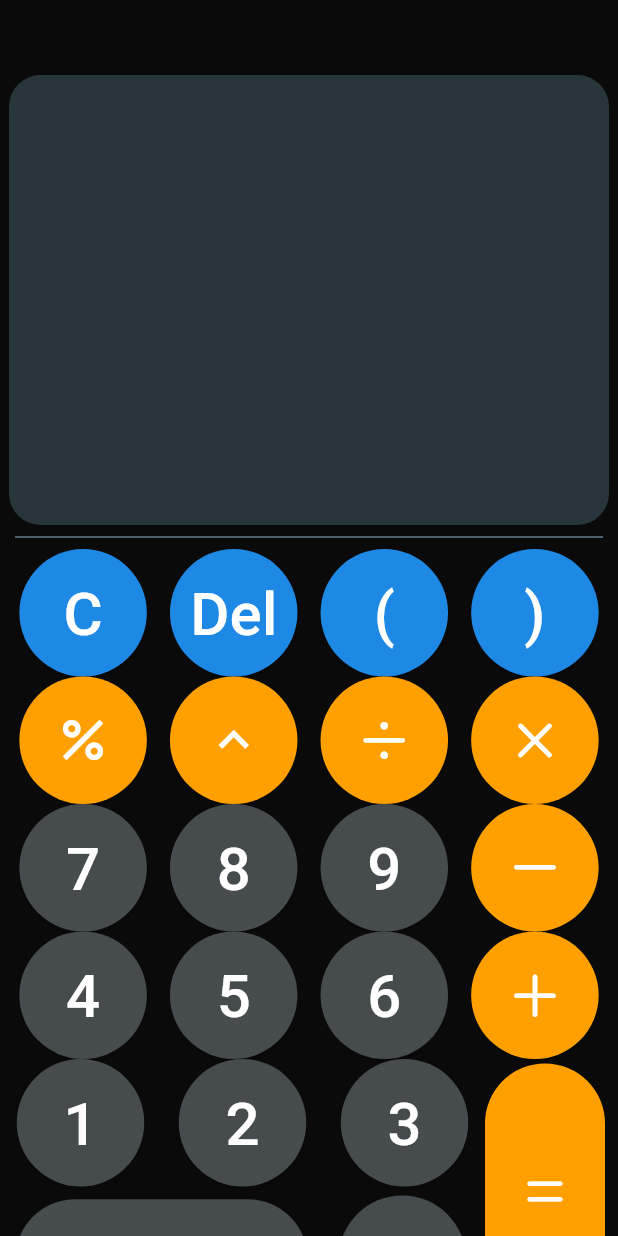
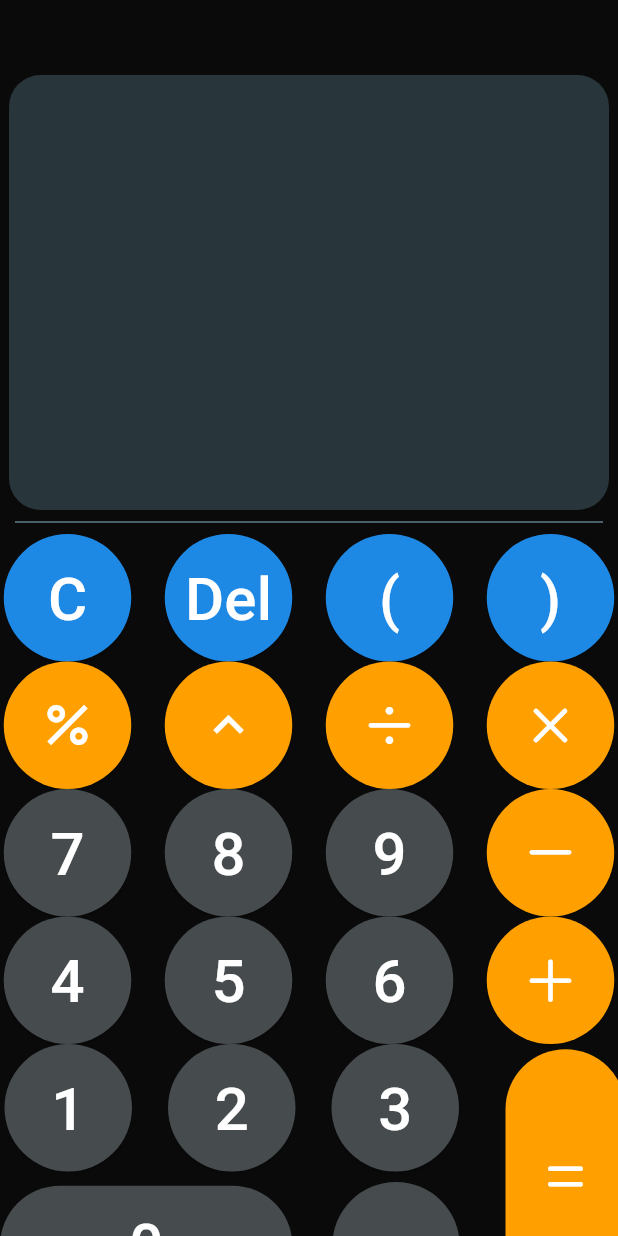
Before and after one commit to shaikhikram04/Calculator-Application, a Flutter app: the screen it shows after launch, on a phone screen of 412 x 824 dp. Run offline on Flutter 3.47's test engine with Material 3 defaults, Android fonts, the phone set to English and light mode, and no system bars; our stand-ins replace google_fonts.

Commit message:
fix some design and flattening the result Screen

```diff
--- a/lib/main.dart
+++ b/lib/main.dart
@@ -12,7 +12,10 @@ class Calculator extends StatelessWidget {
   Widget build(BuildContext context) {
     return const MaterialApp(
       debugShowCheckedModeBanner: false,
-      home: Scaffold(body: MainScreen()),
+      home: Scaffold(
+        backgroundColor: Color(0xF5000000),
+        body: MainScreen(),
+      ),
     );
   }
 }
--- a/lib/main_screen.dart
+++ b/lib/main_screen.dart
@@ -66,8 +66,9 @@ class _MainScreenState extends State<MainScreen> {
       });
     }
 
-    return Container(
-      color: const Color(0xF5000000),
+    return Center(
+      child: SizedBox(
+        width: 420,
         child: Column(
           mainAxisAlignment: MainAxisAlignment.spaceEvenly,
           children: [
@@ -79,7 +80,7 @@ class _MainScreenState extends State<MainScreen> {
               endIndent: 10,
             ),
             Row(
-            mainAxisAlignment: MainAxisAlignment.spaceEvenly,
+              mainAxisAlignment: MainAxisAlignment.spaceBetween,
               children: [
                 CircularButton(
                   text: 'C',
@@ -108,7 +109,7 @@ class _MainScreenState extends State<MainScreen> {
               ],
             ),
             Row(
-            mainAxisAlignment: MainAxisAlignment.spaceEvenly,
+              mainAxisAlignment: MainAxisAlignment.spaceBetween,
               children: [
                 CircularButton(
                   text: Icons.percent,
@@ -141,7 +142,7 @@ class _MainScreenState extends State<MainScreen> {
               ],
             ),
             Row(
-            mainAxisAlignment: MainAxisAlignment.spaceEvenly,
+              mainAxisAlignment: MainAxisAlignment.spaceBetween,
               children: [
                 CircularButton(
                   text: '7',
@@ -174,7 +175,7 @@ class _MainScreenState extends State<MainScreen> {
               ],
             ),
             Row(
-            mainAxisAlignment: MainAxisAlignment.spaceEvenly,
+              mainAxisAlignment: MainAxisAlignment.spaceBetween,
               children: [
                 CircularButton(
                   text: '4',
@@ -213,6 +214,7 @@ class _MainScreenState extends State<MainScreen> {
             const SizedBox(height: 10),
           ],
         ),
+      ),
     );
   }
 }
--- a/lib/widgets/bottom_buttons.dart
+++ b/lib/widgets/bottom_buttons.dart
@@ -12,7 +12,6 @@ class BottomButtons extends StatelessWidget {
   @override
   Widget build(BuildContext context) {
     return Row(
-      mainAxisAlignment: MainAxisAlignment.spaceEvenly,
       children: [
         Column(
           children: [
@@ -25,7 +24,7 @@ class BottomButtons extends StatelessWidget {
                     addElement('1');
                   },
                 ),
-                const SizedBox(width: 18),
+                const SizedBox(width: 19),
                 CircularButton(
                   text: '2',
                   btnColor: numberedBtnColor,
@@ -33,7 +32,7 @@ class BottomButtons extends StatelessWidget {
                     addElement('2');
                   },
                 ),
-                const SizedBox(width: 18),
+                const SizedBox(width: 19),
                 CircularButton(
                   text: '3',
                   btnColor: numberedBtnColor,
@@ -43,7 +42,7 @@ class BottomButtons extends StatelessWidget {
                 ),
               ],
             ),
-            const SizedBox(height: 6),
+            const SizedBox(height: 7),
             Row(
               children: [
                 StratchedButton(
@@ -54,7 +53,7 @@ class BottomButtons extends StatelessWidget {
                     addElement('0');
                   },
                 ),
-                const SizedBox(width: 18),
+                const SizedBox(width: 24),
                 CircularButton(
                   text: '.',
                   btnColor: numberedBtnColor,
@@ -66,6 +65,7 @@ class BottomButtons extends StatelessWidget {
             ),
           ],
         ),
+        const SizedBox(width: 28),
         StratchedButton(
           color: operatorBtnColor,
           text: CupertinoIcons.equal,
--- a/lib/widgets/result_screen.dart
+++ b/lib/widgets/result_screen.dart
@@ -1,6 +1,6 @@
 import 'package:calculator_application/custom_data_structure/result_data.dart';
+import 'package:calculator_application/widgets/result_text.dart';
 import 'package:flutter/material.dart';
-import 'package:google_fonts/google_fonts.dart';
 
 // ignore: must_be_immutable
 class ResultScreen extends StatelessWidget {
@@ -21,7 +21,7 @@ class ResultScreen extends StatelessWidget {
         borderRadius: BorderRadius.circular(21),
         color: const Color.fromARGB(255, 40, 53, 59),
       ),
-      height: 300,
+      height: 290,
       width: 400,
       child: Column(
         mainAxisAlignment: MainAxisAlignment.spaceBetween,
@@ -29,32 +29,18 @@ class ResultScreen extends StatelessWidget {
         children: [
           Row(
             children: [
-              Expanded(
-                child: Padding(
-                  padding: const EdgeInsets.all(8.0),
-                  child: Text(
-                    data.expression,
-                    style: GoogleFonts.lato(
-                        color: Colors.white,
-                        fontSize: 40,
-                        fontWeight: FontWeight.w300),
-                  ),
-                ),
-              ),
+              ResultText(
+                  text: data.expression, size: 40, weight: FontWeight.w300)
             ],
           ),
           Row(
             children: [
-              Expanded(
-                child: Padding(
-                  padding: const EdgeInsets.all(8.0),
-                  child: Text(
-                    compressedResult,
-                    style: GoogleFonts.lato(color: Colors.white, fontSize: 50),
-                    textAlign: TextAlign.right,
-                  ),
-                ),
-              ),
+              ResultText(
+                text: compressedResult,
+                size: 50,
+                weight: FontWeight.normal,
+                textAlign: TextAlign.right,
+              )
             ],
           )
         ],
--- /dev/null
+++ b/lib/widgets/result_text.dart
@@ -0,0 +1,36 @@
+import 'package:flutter/material.dart';
+import 'package:google_fonts/google_fonts.dart';
+
+// ignore: must_be_immutable
+class ResultText extends StatelessWidget {
+  ResultText({
+    super.key,
+    required this.text,
+    required this.size,
+    required this.weight,
+    this.textAlign,
+  });
+
+  final String text;
+  final double size;
+  final FontWeight weight;
+  TextAlign? textAlign;
+
+  @override
+  Widget build(BuildContext context) {
+    return Expanded(
+      child: Padding(
+        padding: const EdgeInsets.all(8.0),
+        child: Text(
+          text,
+          style: GoogleFonts.lato(
+            color: Colors.white,
+            fontSize: size,
+            fontWeight: weight,
+          ),
+          textAlign: textAlign,
+        ),
+      ),
+    );
+  }
+}
```
Lines whose indentation alone changed are shown as unchanged.
